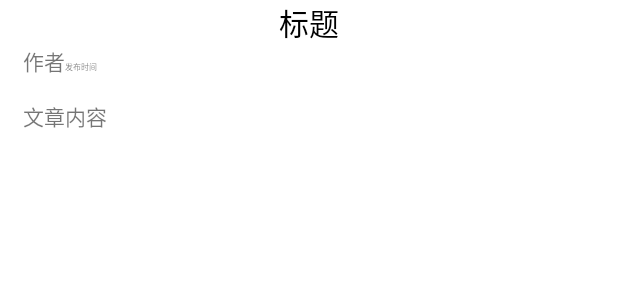
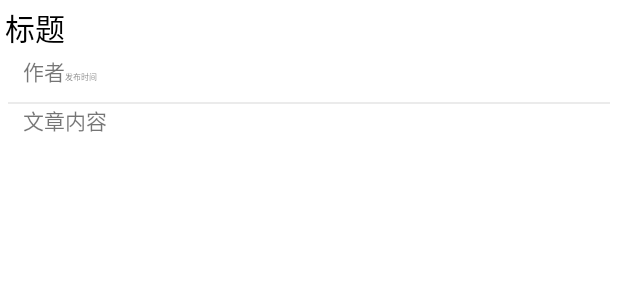
Before and after one commit to 674e-8fd0/kaoyanAndroidApp, an Android app: the layout display_artile.xml on its own in the app's theme, with its tools: preview values and no code run, on a phone screen of 412 x 824 dp. Shown: the top 300 px of the screen. Run offline under Robolectric (Android 15) with nearby library versions, the phone set to English and light mode, and no system bars.

Commit message:
文章页面显示小调整，实现下拉刷新功能

```diff
--- a/app/src/main/java/com/androidbook/kaoyanapp/entity/ArtitleBean.java
+++ b/app/src/main/java/com/androidbook/kaoyanapp/entity/ArtitleBean.java
@@ -22,6 +22,9 @@ public class ArtitleBean implements Serializable {
 
     private String category;
 
+
+
+
     public ArtitleBean(String user, String tittle, String text, String time, String weight, String issue, String category) {
         this.user = user;
         this.tittle = tittle;
@@ -30,6 +33,9 @@ public class ArtitleBean implements Serializable {
         this.weight = weight;
         this.issue = issue;
         this.category = category;
+    }
+
+    public ArtitleBean() {
     }
 
     public String getUser() {
--- a/app/src/main/res/layout/display_artile.xml
+++ b/app/src/main/res/layout/display_artile.xml
@@ -14,8 +14,9 @@
         android:orientation="vertical"
         >
         <TextView
-            android:layout_width="fill_parent"
+            android:layout_width="wrap_content"
             android:layout_height="wrap_content"
+            android:padding="3dp"
             android:text="标题"
             android:textSize="20sp"
             android:id="@+id/title"
@@ -29,6 +30,8 @@
             android:paddingLeft="15dp"
 
             >
+
+
             <TextView
                 android:layout_width="wrap_content"
                 android:layout_height="wrap_content"
@@ -43,12 +46,23 @@
             android:textSize="5sp"
             />
     </LinearLayout>
+        <View
+            android:layout_width="fill_parent"
+            android:layout_marginTop="10dp"
+            android:layout_height="1dp"
+            android:layout_marginLeft="5dp"
+            android:layout_marginRight="5dp"
+            android:background="#EBEBEB" />
+      <TextView
+            android:paddingLeft="15dp"
 
-        <TextView
-            android:padding="15dp"
+
+
             android:layout_width="match_parent"
             android:layout_height="match_parent"
             android:text="文章内容"
+            android:scrollbars="vertical"
+            android:focusableInTouchMode="true"
             android:id="@+id/artContent"
             />
 
```
Also changed, not shown: app/src/main/java/com/androidbook/kaoyanapp/activity/DispayArt.java (+13 -4 lines), app/src/main/java/com/androidbook/kaoyanapp/adapter/ItemAdapter.java (+9 -0 lines), app/src/main/java/com/androidbook/kaoyanapp/fragment/EnglishFragment.java (+17 -2 lines), app/src/main/java/com/androidbook/kaoyanapp/fragment/MajorFragment.java (+13 -1 lines), app/src/main/java/com/androidbook/kaoyanapp/fragment/MathFragment.java (+13 -0 lines), app/src/main/java/com/androidbook/kaoyanapp/fragment/PoliticsFragment.java (+13 -0 lines).
